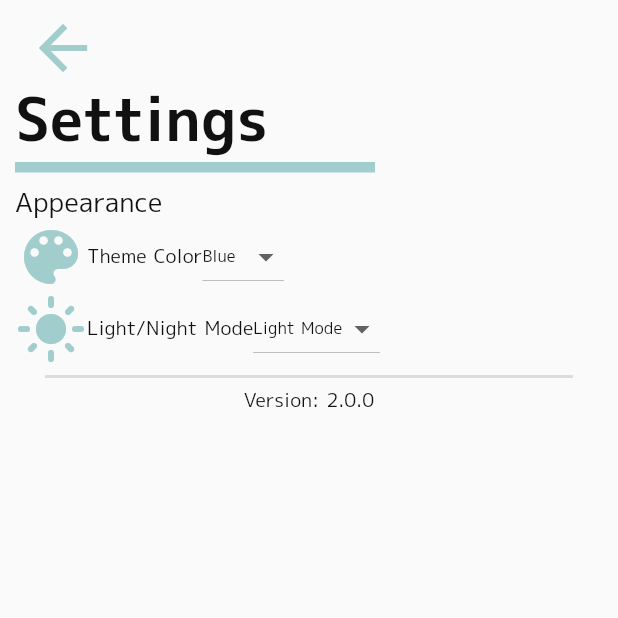
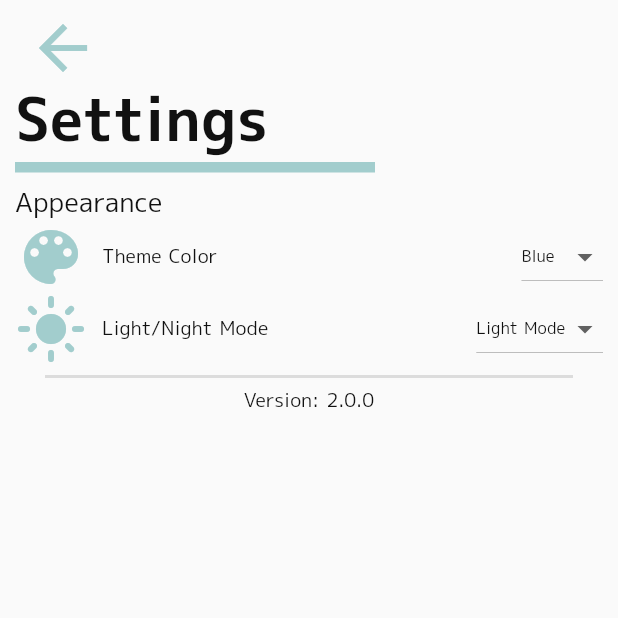
Before and after one commit to aceeedev/toki, a Flutter app: the SettingsPage screen opened directly, on a phone screen of 412 x 824 dp, the top half of it. Run offline on Flutter 3.47's test engine with Material 2 defaults, Android fonts, the phone set to English and light mode, and no system bars; our stand-ins replace audioplayers, flutter_local_notifications, flutter_native_timezone, rxdart, sqflite, timezone; missing offline and left inert: games_services, maze, notification_permissions; accounts and stored records are empty.

```diff
--- a/lib/page/settings_page.dart
+++ b/lib/page/settings_page.dart
@@ -206,15 +206,19 @@ class _SettingsPageState extends State<SettingsPage> {
     return Row(
       mainAxisAlignment: MainAxisAlignment.start,
       children: [
-        Icon(
-          icon,
-          size: 48.0,
-          color: context.watch<Styles>().selectedAccentColor,
+        Padding(
+          padding: const EdgeInsets.only(right: 10.0),
+          child: Icon(
+            icon,
+            size: 48.0,
+            color: context.watch<Styles>().selectedAccentColor,
+          ),
         ),
         Text(
           titleName,
           style: context.watch<Styles>().mediumTextDefault,
         ),
+        const Spacer(),
         Theme(
           data: ThemeData(
             canvasColor: context.watch<Styles>().secondBackgroundColor
--- a/lib/providers/styles.dart
+++ b/lib/providers/styles.dart
@@ -59,10 +59,10 @@ class Styles with ChangeNotifier{
     color: _textColorDefault,
   );
 
-  TextStyle _alarmDateUnselected = TextStyle(
+  TextStyle _alarmDateSelected = TextStyle(
     fontFamily: _fontNameDefault,
     fontSize: _textSizeDefault,
-    color: _textColorDefault[200],
+    color: _selectedAccentColor,
   );
 
   TextStyle _selectTimeText = TextStyle(
@@ -141,7 +141,7 @@ class Styles with ChangeNotifier{
 
   TextStyle get pageTitle => _pageTitle;
   TextStyle get alarmTitle => _alarmTitle;
-  TextStyle get alarmDateUnselected => _alarmDateUnselected;
+  TextStyle get alarmDateSelected => _alarmDateSelected;
   TextStyle get selectTimeText => _selectTimeText;
   TextStyle get textDefault => _textDefault;
   TextStyle get largeTextDefault => _largeTextDefault;
@@ -209,20 +209,17 @@ class Styles with ChangeNotifier{
         fixedSize: _alarmFormButtonFixedSize,
         primary: _selectedAccentColor
       );
+      _alarmDateSelected = _alarmDateSelected.copyWith(color: _selectedAccentColor);
 
       // change light/night mode
       if (lightNightMode.settingData == 'light') {
         _backgroundColor = _lightColor;
         _secondBackgroundColor = _whiteColor;
         _textColorDefault = _colorBlack;
-
-        _alarmDateUnselected = _alarmDateUnselected.copyWith(color: _textColorDefault[200]);
       } else if (lightNightMode.settingData == 'night') {
         _backgroundColor = _nightColor;
         _secondBackgroundColor = _blackColor;
         _textColorDefault = _colorWhite;
-
-        _alarmDateUnselected = _alarmDateUnselected.copyWith(color: _textColorDefault[800]);
       } else {
         Exception('Light/Night Mode ${lightNightMode.settingData} does not match light or night');
       }
--- a/lib/puzzles/puzzle_helper.dart
+++ b/lib/puzzles/puzzle_helper.dart
@@ -92,13 +92,15 @@ class PuzzleHelper {
     return (stopwatch!.elapsed.inMilliseconds / 10).round();
   }
 
-  static void addScoreToLeaderboard(String iOSLeaderboardID, int score) {
+  static void addScoreToLeaderboard(String iOSLeaderboardID, int score) async {
+    if (await GamesServices.isSignedIn) {
       GamesServices.submitScore(
         score: Score(
           iOSLeaderboardID: iOSLeaderboardID,
           value: score,
         )
       );
+    }
   }
 }
 
```
Also changed, not shown: lib/page/leaderboard_page.dart (+1 -13 lines), lib/widget/alarm_widget.dart (+7 -7 lines), 1 other file. Lines whose indentation alone changed are shown as unchanged.
